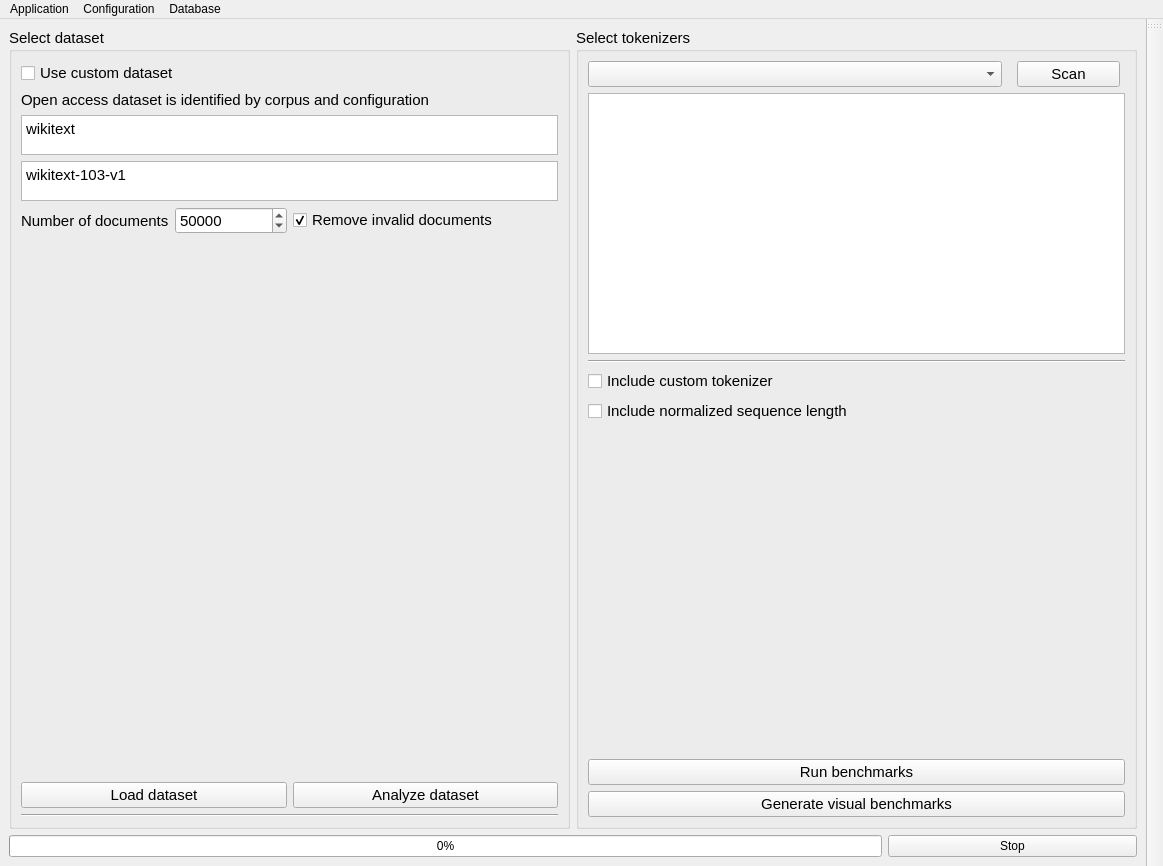
This is TokenBenchy/app/assets/window_layout.ui in CTCycle/TKBEN-tokenizers-benchmarker as Qt 5 draws it before an edit. The edited form follows.
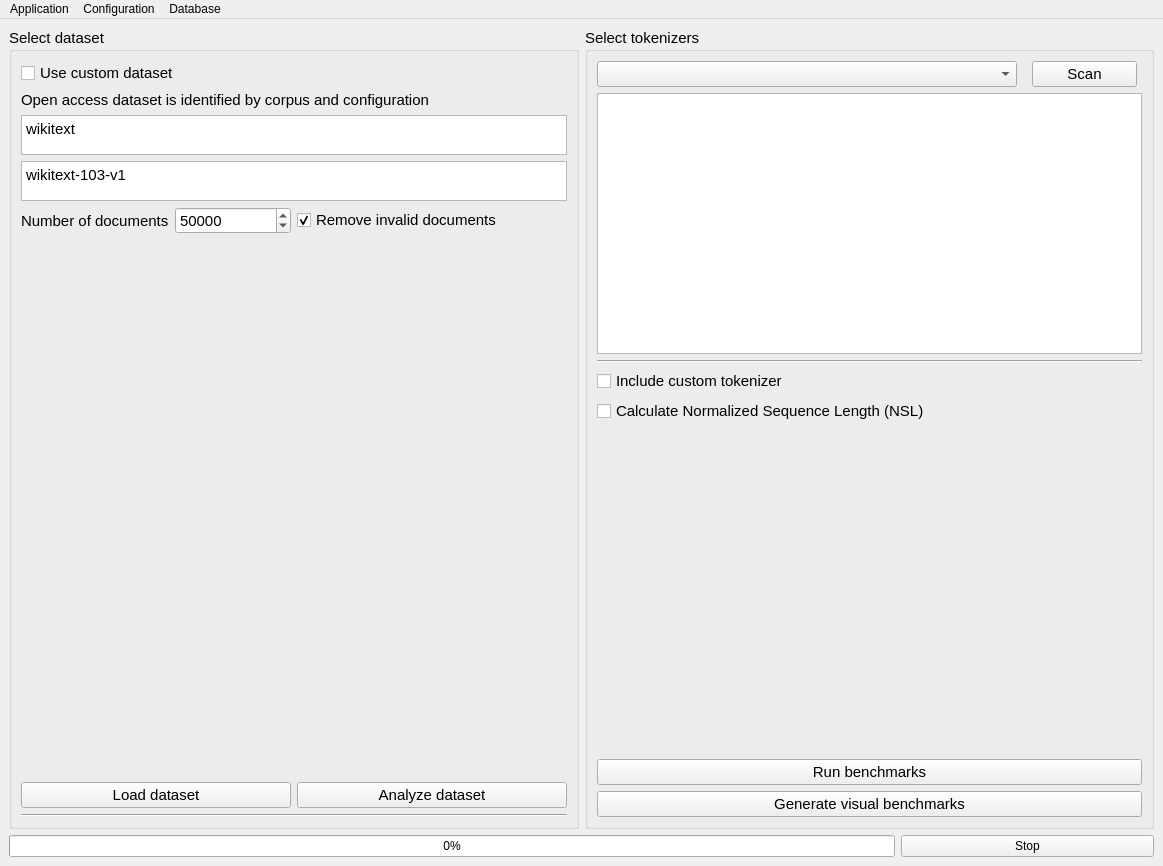
This is the edited form.

Commit message: remove unused toolbar, fixed issue with benchmark visualization, added remaining type hints

The edit to the form file:
```diff
--- a/TokenBenchy/app/assets/window_layout.ui
+++ b/TokenBenchy/app/assets/window_layout.ui
@@ -253,7 +253,7 @@
            <item>
             <widget class="QCheckBox" name="includeNSL">
              <property name="text">
-              <string>Include normalized sequence length</string>
+              <string>Calculate Normalized Sequence Length (NSL)</string>
              </property>
             </widget>
            </item>
@@ -344,17 +344,6 @@
    <addaction name="menuConfiguration"/>
    <addaction name="menuDatabase"/>
   </widget>
-  <widget class="QToolBar" name="toolBar">
-   <property name="windowTitle">
-    <string>toolBar</string>
-   </property>
-   <attribute name="toolBarArea">
-    <enum>RightToolBarArea</enum>
-   </attribute>
-   <attribute name="toolBarBreak">
-    <bool>false</bool>
-   </attribute>
-  </widget>
   <action name="actionReloadApp">
    <property name="text">
     <string>Reload application</string>
```
The commit also changes 2 other files.
